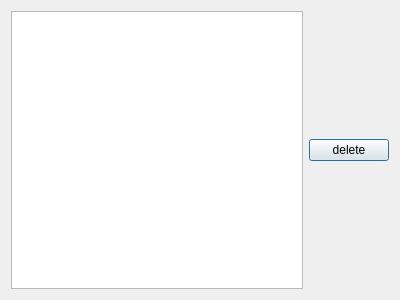
The window that ktimetracker/historydialog.ui (chusopr/kdepim-ktimetracker-akonadi) describes before a commit, drawn with Qt 5.
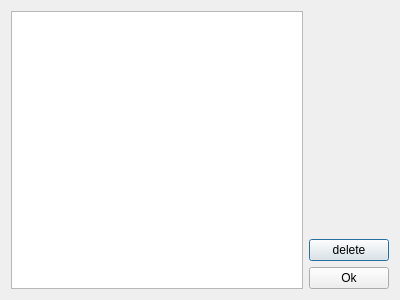
The same window after the commit.

Commit message: Adding ok button to close window.

```diff
--- a/ktimetracker/historydialog.ui
+++ b/ktimetracker/historydialog.ui
@@ -14,7 +14,7 @@
    <string>Edit History</string>
   </property>
   <layout class="QGridLayout" name="gridLayout">
-   <item row="1" column="0">
+   <item row="0" column="0" rowspan="3">
     <widget class="QTableWidget" name="historytablewidget"/>
    </item>
    <item row="1" column="1">
@@ -24,6 +24,13 @@
      </property>
     </widget>
    </item>
+   <item row="2" column="1">
+    <widget class="QPushButton" name="okpushbutton">
+     <property name="text">
+      <string>Ok</string>
+     </property>
+    </widget>
+   </item>
   </layout>
  </widget>
  <resources/>
```
The commit also changes 2 other files.
